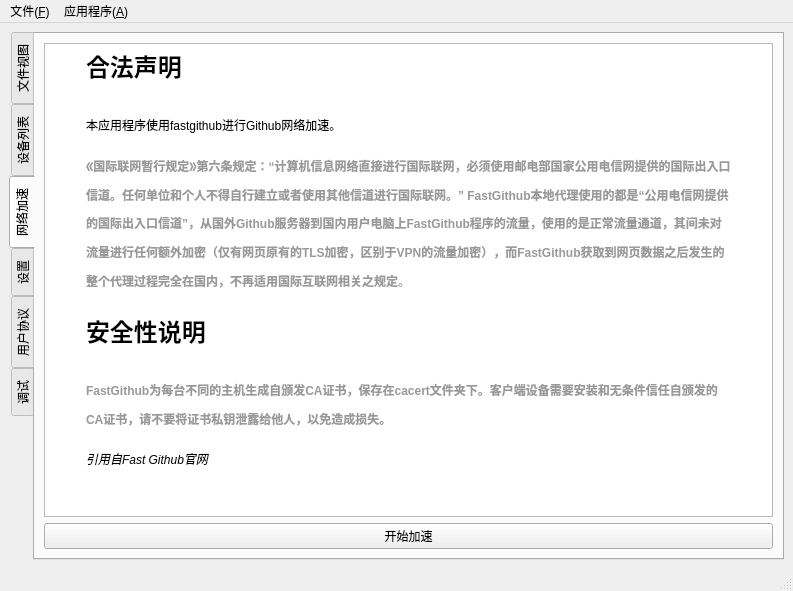
This is mainwindow.ui in nnpyro1/SyncTunnel as Qt 5 draws it before an edit. The edited form follows.
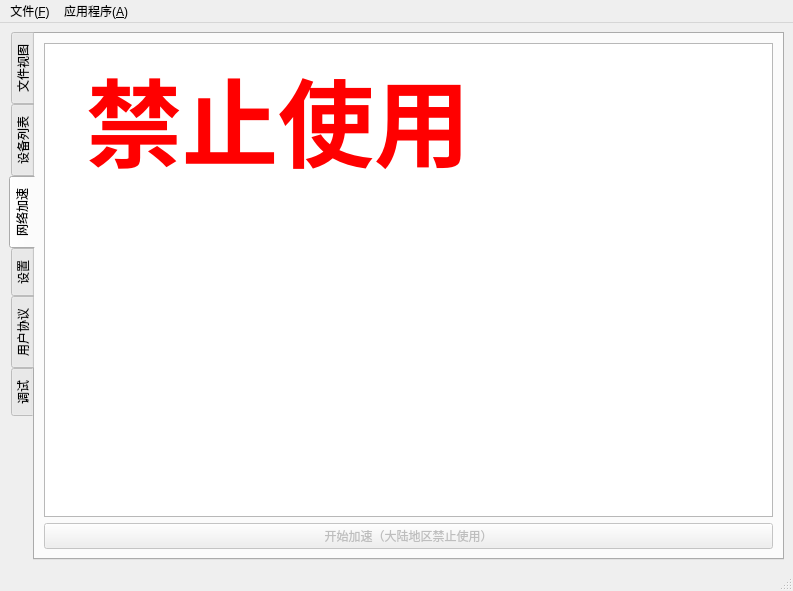
This is the edited form. The open tabs and pages were chosen to show the change.

Diff of the .ui file:
```diff
--- a/mainwindow.ui
+++ b/mainwindow.ui
@@ -196,19 +196,17 @@
 &lt;html&gt;&lt;head&gt;&lt;meta name=&quot;qrichtext&quot; content=&quot;1&quot; /&gt;&lt;title&gt;document&lt;/title&gt;&lt;style type=&quot;text/css&quot;&gt;
 p, li { white-space: pre-wrap; }
 &lt;/style&gt;&lt;/head&gt;&lt;body style=&quot; font-family:'SimSun'; font-size:9pt; font-weight:400; font-style:normal;&quot;&gt;
-&lt;h1 style=&quot; margin-top:0px; margin-bottom:0px; margin-left:37px; margin-right:37px; -qt-block-indent:0; text-indent:0px; line-height:160%;&quot;&gt;&lt;span style=&quot; font-family:'-apple-system','BlinkMacSystemFont','Segoe UI','Roboto','sans-serif'; font-size:xx-large; font-weight:600;&quot;&gt;合法声明&lt;/span&gt;&lt;/h1&gt;
-&lt;p style=&quot; margin-top:12px; margin-bottom:12px; margin-left:37px; margin-right:37px; -qt-block-indent:0; text-indent:0px; line-height:160%;&quot;&gt;&lt;span style=&quot; font-family:'-apple-system','BlinkMacSystemFont','Segoe UI','Roboto','sans-serif';&quot;&gt;本应用程序使用fastgithub进行Github网络加速。&lt;/span&gt;&lt;/p&gt;
-&lt;p style=&quot; margin-top:12px; margin-bottom:12px; margin-left:37px; margin-right:37px; -qt-block-indent:0; text-indent:0px; line-height:160%;&quot;&gt;&lt;span style=&quot; font-family:'-apple-system','BlinkMacSystemFont','Segoe UI','Roboto','sans-serif'; font-weight:600; color:#999999;&quot;&gt;《国际联网暂行规定》第六条规定：“计算机信息网络直接进行国际联网，必须使用邮电部国家公用电信网提供的国际出入口信道。任何单位和个人不得自行建立或者使用其他信道进行国际联网。” FastGithub本地代理使用的都是“公用电信网提供的国际出入口信道”，从国外Github服务器到国内用户电脑上FastGithub程序的流量，使用的是正常流量通道，其间未对流量进行任何额外加密（仅有网页原有的TLS加密，区别于VPN的流量加密），而FastGithub获取到网页数据之后发生的整个代理过程完全在国内，不再适用国际互联网相关之规定&lt;/span&gt;&lt;span style=&quot; font-family:'-apple-system','BlinkMacSystemFont','Segoe UI','Roboto','sans-serif'; color:#999999;&quot;&gt;。&lt;/span&gt;&lt;/p&gt;
-&lt;h1 style=&quot; margin-top:0px; margin-bottom:0px; margin-left:37px; margin-right:37px; -qt-block-indent:0; text-indent:0px; line-height:160%;&quot;&gt;&lt;span style=&quot; font-family:'-apple-system','BlinkMacSystemFont','Segoe UI','Roboto','sans-serif'; font-size:xx-large; font-weight:600;&quot;&gt;安全性说明&lt;/span&gt;&lt;/h1&gt;
-&lt;p style=&quot; margin-top:12px; margin-bottom:12px; margin-left:37px; margin-right:37px; -qt-block-indent:0; text-indent:0px; line-height:160%;&quot;&gt;&lt;span style=&quot; font-family:'-apple-system','BlinkMacSystemFont','Segoe UI','Roboto','sans-serif'; font-weight:600; color:#999999;&quot;&gt;FastGithub为每台不同的主机生成自颁发CA证书，保存在cacert文件夹下。客户端设备需要安装和无条件信任自颁发的CA证书，请不要将证书私钥泄露给他人，以免造成损失。&lt;/span&gt;&lt;/p&gt;
-&lt;p style=&quot; margin-top:12px; margin-bottom:12px; margin-left:37px; margin-right:37px; -qt-block-indent:0; text-indent:0px; line-height:160%;&quot;&gt;&lt;span style=&quot; font-family:'-apple-system','BlinkMacSystemFont','Segoe UI','Roboto','sans-serif'; font-style:italic;&quot;&gt;引用自Fast Github官网&lt;/span&gt;&lt;span style=&quot; font-family:'-apple-system','BlinkMacSystemFont','Segoe UI','Roboto','sans-serif';&quot;&gt; &lt;/span&gt;&lt;/p&gt;&lt;/body&gt;&lt;/html&gt;</string>
+&lt;p style=&quot; margin-top:12px; margin-bottom:12px; margin-left:37px; margin-right:37px; -qt-block-indent:0; text-indent:0px; line-height:160%;&quot;&gt;&lt;span style=&quot; font-size:72pt; font-weight:600; color:#ff0000;&quot;&gt;禁止使用&lt;/span&gt;&lt;/p&gt;&lt;/body&gt;&lt;/html&gt;</string>
           </property>
          </widget>
         </item>
         <item row="1" column="0">
          <widget class="QPushButton" name="pushButton_switchProxy">
+          <property name="enabled">
+           <bool>false</bool>
+          </property>
           <property name="text">
-           <string>开始加速</string>
+           <string>开始加速（大陆地区禁止使用）</string>
           </property>
          </widget>
         </item>
```
Left out of the diff: 23 changed lines with no effect on the pictures.
